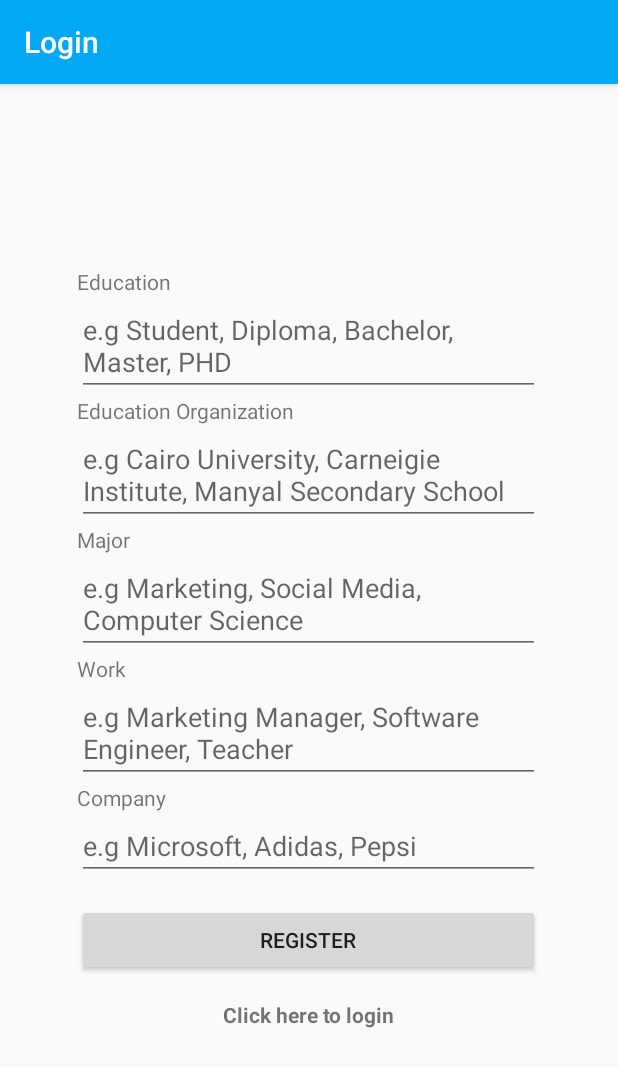
After one commit to hossamnasser938/OCSChat, an Android app: the fragment RegisterMoreInfoFragment placed in its activity, on a phone screen of 412 x 824 dp. The commit adds this screen. Shown: the top 1067 px of the screen. Run offline under Robolectric (Android 15) with nearby library versions, the phone set to English and light mode, and no system bars; our stand-ins replace RxJava; 1 statement that could not run was skipped.

Commit message:
Modify register user experience

```diff
--- a/app/src/main/java/com/example/android/ocschat/AppComponent.java
+++ b/app/src/main/java/com/example/android/ocschat/AppComponent.java
@@ -6,6 +6,7 @@ import com.example.android.ocschat.fragment.FriendInfoFragment;
 import com.example.android.ocschat.fragment.HomeFragment;
 import com.example.android.ocschat.fragment.LoginFragment;
 import com.example.android.ocschat.fragment.RegisterFragment;
+import com.example.android.ocschat.fragment.RegisterMoreInfoFragment;
 import com.example.android.ocschat.fragment.SettingsFragment;
 import com.example.android.ocschat.fragment.UpdateProfileFragment;
 import com.example.android.ocschat.fragment.UserInfoFragment;
@@ -20,6 +21,7 @@ public interface AppComponent {
 
     void inject(LoginFragment loginFragment);
     void inject(RegisterFragment registerFragment);
+    void inject(RegisterMoreInfoFragment registerMoreInfoFragment);
     void inject(HomeFragment homeFragment);
     void inject(AddFriendFragment addFriendFragment);
     void inject(FriendInfoFragment friendInfoFragment);
--- /dev/null
+++ b/app/src/main/java/com/example/android/ocschat/fragment/RegisterMoreInfoFragment.kt
@@ -0,0 +1,124 @@
+package com.example.android.ocschat.fragment
+
+import android.content.Intent
+import android.os.Bundle
+import android.support.v4.app.Fragment
+import android.view.LayoutInflater
+import android.view.View
+import android.view.ViewGroup
+import com.example.android.ocschat.OCSChatApplication
+import com.example.android.ocschat.R
+import com.example.android.ocschat.activity.HomeActivity
+import com.example.android.ocschat.util.Constants
+import com.example.android.ocschat.viewModel.LoginViewModel
+import io.reactivex.disposables.Disposable
+import kotlinx.android.synthetic.main.fragment_register_more_info.*
+import javax.inject.Inject
+
+class RegisterMoreInfoFragment : Fragment() {
+
+    @Inject
+    lateinit var loginViewModel : LoginViewModel
+    private lateinit var disposable : Disposable
+    private lateinit var transient: LoginFragment.LoginTransitionInterface
+
+    companion object {
+        fun newInstance(map : HashMap<String, Any>) : RegisterMoreInfoFragment{
+            val registerMoreInfoFragment = RegisterMoreInfoFragment()
+            val args = Bundle()
+            args.putSerializable(Constants.INPUTS_KEY, map)
+            registerMoreInfoFragment.arguments = args
+            return registerMoreInfoFragment
+        }
+    }
+
+    override fun onCreate(savedInstanceState: Bundle?) {
+        super.onCreate(savedInstanceState)
+        (activity?.application as OCSChatApplication).component.inject(this)
+        transient = activity as LoginFragment.LoginTransitionInterface
+    }
+
+    override fun onCreateView(inflater: LayoutInflater, container: ViewGroup?, savedInstanceState: Bundle?): View? {
+        return inflater.inflate(R.layout.fragment_register_more_info, container, false)
+    }
+
+    override fun onViewCreated(view: View, savedInstanceState: Bundle?) {
+        super.onViewCreated(view, savedInstanceState)
+
+        //get inputs received from Register fragment as arguments
+        val userInputs = arguments?.getSerializable(Constants.INPUTS_KEY) as HashMap<String, Any>
+
+        setClickLoginOnClickListener()
+        setRegisterButtonClickListener(userInputs)
+    }
+
+    override fun onPause() {
+        super.onPause()
+
+        try { disposable.dispose() }
+        catch (e : UninitializedPropertyAccessException){ }
+    }
+
+    private fun setRegisterButtonClickListener(inputs : HashMap<String, Any>){
+        register_button.setOnClickListener{
+            getUserInputs(inputs)
+
+            //Call web service
+            callRegisterApi(inputs)
+        }
+    }
+
+    private fun getUserInputs(inputs : HashMap<String, Any>){
+        if(!register_education_edit_text.text.toString().isEmpty())
+            inputs[Constants.EDUCATION_KEY] = register_education_edit_text.text.toString()
+        if(!register_education_org_edit_text.text.toString().isEmpty())
+            inputs[Constants.EDUCATION_ORG_KEY] = register_education_org_edit_text.text.toString()
+        if(!register_major_edit_text.text.toString().isEmpty())
+            inputs[Constants.MAJOR_KEY] = register_major_edit_text.text.toString()
+        if(!register_work_edit_text.text.toString().isEmpty())
+            inputs[Constants.WORK_KEY] = register_work_edit_text.text.toString()
+        if(!register_company_edit_text.text.toString().isEmpty())
+            inputs[Constants.COMPANY_KEY] = register_company_edit_text.text.toString()
+    }
+
+    private fun callRegisterApi(body : HashMap<String, Any>){
+        //show loading progress bar
+        register_loading_progress_bar.visibility = View.VISIBLE
+
+        disposable = loginViewModel.register(body).subscribe({
+            //hide loading progress bar
+            register_loading_progress_bar.visibility = View.GONE
+            //Open Home Activity with user info
+            val intent = Intent(context, HomeActivity::class.java)
+            startActivity(intent)
+            activity?.finish()
+        }, {
+            //hide loading progress bar
+            register_loading_progress_bar.visibility = View.GONE
+            //show error message
+            showErrorMessage(it.message)
+        })
+    }
+
+    private fun setClickLoginOnClickListener(){
+        click_login_text_view.setOnClickListener{
+            transient.openFragment(LoginFragment())
+        }
+    }
+
+
+    /**
+     * show error message to user
+     */
+    private fun showErrorMessage(messageId : Int){
+        register_error_text_view.visibility = View.VISIBLE
+        register_error_text_view.text = getString(messageId)
+        register_button.isClickable = true
+    }
+
+    private fun showErrorMessage(message : String?){
+        register_error_text_view.visibility = View.VISIBLE
+        register_error_text_view.text = message
+        register_button.isClickable = true
+    }
+}
--- a/app/src/main/java/com/example/android/ocschat/viewModel/LoginViewModel.java
+++ b/app/src/main/java/com/example/android/ocschat/viewModel/LoginViewModel.java
@@ -9,7 +9,7 @@ import io.reactivex.Maybe;
 
 public interface LoginViewModel {
 
-    Maybe<FirebaseUser> register(HashMap<String, String> body);
+    Maybe<FirebaseUser> register(HashMap<String, Object> body);
     Maybe<FirebaseUser> login(HashMap<String, String> body);
     Boolean checkEmptyInputs(String... inputs);
 
--- /dev/null
+++ b/app/src/main/res/layout/fragment_register_more_info.xml
@@ -0,0 +1,113 @@
+<?xml version="1.0" encoding="utf-8"?>
+<LinearLayout xmlns:android="http://schemas.android.com/apk/res/android"
+    android:layout_width="match_parent"
+    android:layout_height="match_parent">
+
+    <View
+        android:layout_width="0dp"
+        android:layout_height="match_parent"
+        android:layout_weight="1"/>
+
+    <LinearLayout
+        android:layout_width="0dp"
+        android:layout_height="wrap_content"
+        android:layout_weight="6"
+        android:orientation="vertical"
+        android:layout_gravity="center_vertical">
+
+        <TextView
+            android:layout_width="wrap_content"
+            android:layout_height="wrap_content"
+            android:text="@string/education" />
+
+        <EditText
+            android:id="@+id/register_education_edit_text"
+            android:layout_width="match_parent"
+            android:layout_height="wrap_content"
+            android:hint="@string/education_examples" />
+
+        <TextView
+            android:layout_width="wrap_content"
+            android:layout_height="wrap_content"
+            android:text="@string/education_org" />
+
+        <EditText
+            android:id="@+id/register_education_org_edit_text"
+            android:layout_width="match_parent"
+            android:layout_height="wrap_content"
+            android:hint="@string/education_org_examples" />
+
+        <TextView
+            android:layout_width="wrap_content"
+            android:layout_height="wrap_content"
+            android:text="@string/major" />
+
+        <EditText
+            android:id="@+id/register_major_edit_text"
+            android:layout_width="match_parent"
+            android:layout_height="wrap_content"
+            android:hint="@string/major_examples" />
+
+        <TextView
+            android:layout_width="wrap_content"
+            android:layout_height="wrap_content"
+            android:text="@string/work" />
+
+        <EditText
+            android:id="@+id/register_work_edit_text"
+            android:layout_width="match_parent"
+            android:layout_height="wrap_content"
+            android:hint="@string/work_examples" />
+
+        <TextView
+            android:layout_width="wrap_content"
+            android:layout_height="wrap_content"
+            android:text="@string/company" />
+
+        <EditText
+            android:id="@+id/register_company_edit_text"
+            android:layout_width="match_parent"
+            android:layout_height="wrap_content"
+            android:hint="@string/company_examples" />
+
+        <TextView
+            android:id="@+id/register_error_text_view"
+            android:layout_width="match_parent"
+            android:layout_height="wrap_content"
+            android:layout_margin="@dimen/default16_margin"
+            android:visibility="gone"
+            android:gravity="center_horizontal"
+            android:textColor="@color/red" />
+
+        <Button
+            android:id="@+id/register_button"
+            android:layout_width="match_parent"
+            android:layout_height="wrap_content"
+            android:layout_marginTop="@dimen/default16_margin"
+            android:text="@string/register" />
+
+        <ProgressBar
+            android:id="@+id/register_loading_progress_bar"
+            android:layout_width="@dimen/progress_bar_dimens"
+            android:layout_height="@dimen/progress_bar_dimens"
+            android:layout_margin="@dimen/default16_margin"
+            android:visibility="gone"
+            android:layout_gravity="center_horizontal" />
+
+        <TextView
+            android:id="@+id/click_login_text_view"
+            android:layout_width="match_parent"
+            android:layout_height="wrap_content"
+            android:layout_margin="@dimen/default16_margin"
+            android:text="@string/click_here_to_login"
+            android:textStyle="bold"
+            android:gravity="center_horizontal" />
+
+    </LinearLayout>
+
+    <View
+        android:layout_width="0dp"
+        android:layout_height="match_parent"
+        android:layout_weight="1"/>
+
+</LinearLayout>
--- a/app/src/main/res/values/strings.xml
+++ b/app/src/main/res/values/strings.xml
@@ -3,16 +3,29 @@
     <string name="home">Home</string>
     <string name="no_internet_connection">No internet connection, \n please connect to the internet and try again</string>
     <string name="login">Login</string>
+    <string name="next">Next</string>
     <string name="register">Register</string>
     <string name="click_here_to_register">Click here to register</string>
     <string name="click_here_to_login">Click here to login</string>
     <string name="email">E-mail</string>
     <string name="password">Password</string>
-    <string name="username">Username</string>
+    <string name="first_name">First name</string>
+    <string name="last_name">Last name</string>
+    <string name="age">Age</string>
+    <string name="education">Education</string>
+    <string name="education_examples">e.g Student, Diploma, Bachelor, Master, PHD</string>
+    <string name="education_org">Education Organization</string>
+    <string name="education_org_examples">e.g Cairo University, Carneigie Institute, Manyal Secondary School</string>
+    <string name="major">Major</string>
+    <string name="major_examples">e.g Marketing, Social Media, Computer Science</string>
+    <string name="work">Work</string>
+    <string name="work_examples">e.g Marketing Manager, Software Engineer, Teacher</string>
+    <string name="company">Company</string>
+    <string name="company_examples">e.g Microsoft, Adidas, Pepsi</string>
     <string name="forgot_email_password">Please Enter your email and password</string>
     <string name="forgot_email_password_name">Please Enter your email, name, and password</string>
     <string name="invalid_email">Please enter email with valid format</string>
-    <string name="invalid_name">Please enter name starting by a letter</string>
+    <string name="invalid_name">Please enter name consisting of only letters</string>
     <string name="invalid_password">Please enter password of 6 characters or more</string>
     <string name="logged_successfully">Logged Successfully</string>
     <string name="you_are_logged">You are logged successfully</string>
```
Also changed, not shown: app/src/main/java/com/example/android/ocschat/fragment/RegisterFragment.kt (+34 -52 lines), app/src/main/java/com/example/android/ocschat/model/User.java (+6 -6 lines), app/src/main/java/com/example/android/ocschat/util/Constants.java (+9 -0 lines), app/src/main/java/com/example/android/ocschat/util/Utils.java (+6 -2 lines), app/src/main/java/com/example/android/ocschat/viewModel/impl/LoginViewModelImpl.kt (+22 -3 lines), app/src/main/res/layout/fragment_register.xml (+28 -14 lines).
